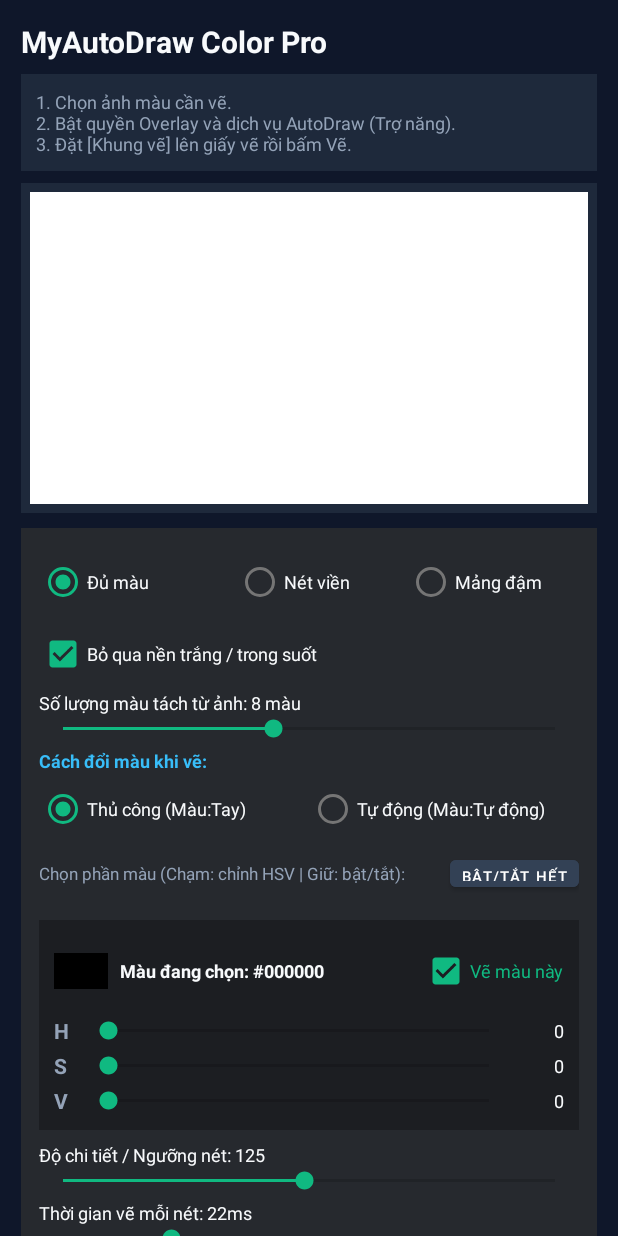
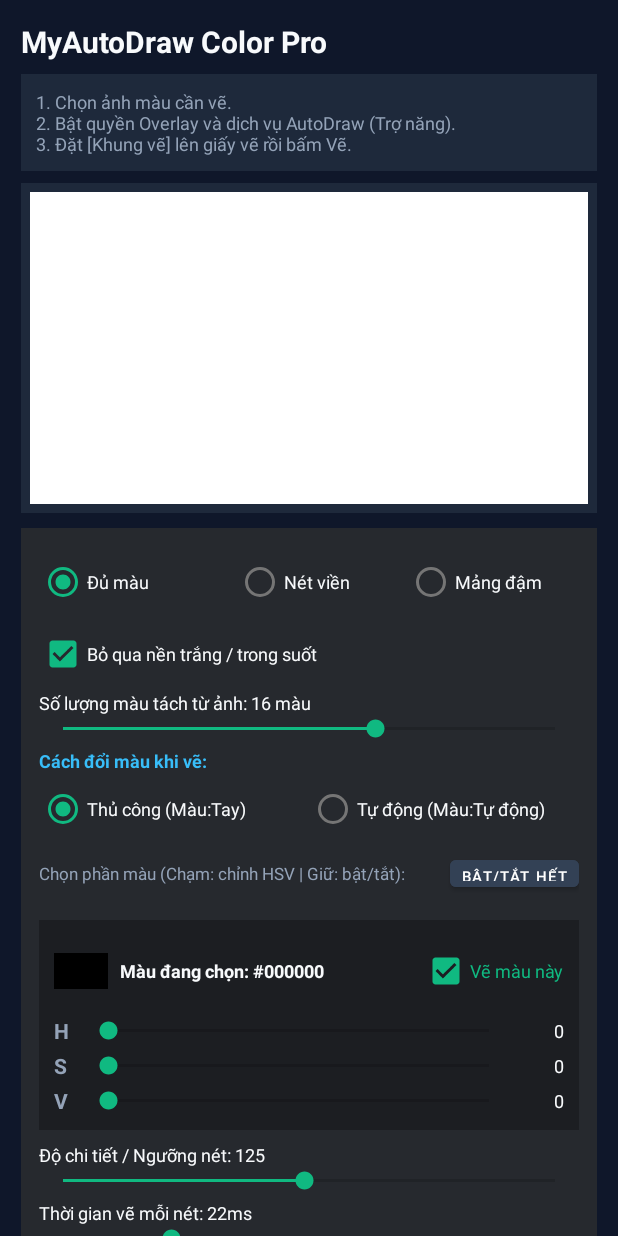
Before and after one commit to kaiMC098/AutoDraw-Pro-v15, an Android app: the screen it shows after launch (MainActivity), on a phone screen of 412 x 824 dp. Run offline under Robolectric (Android 15) with nearby library versions, the phone set to English and light mode, and no system bars.

Commit message:
Add files via upload

```diff
--- a/app/src/main/res/layout/activity_main.xml
+++ b/app/src/main/res/layout/activity_main.xml
@@ -95,15 +95,15 @@
                 android:id="@+id/txtColorCountLabel"
                 android:layout_width="wrap_content"
                 android:layout_height="wrap_content"
-                android:text="Số lượng màu tách từ ảnh: 8 màu"
+                android:text="Số lượng màu tách từ ảnh: 16 màu"
                 android:textColor="@color/textLight"
                 android:textSize="12sp" />
             <SeekBar
                 android:id="@+id/seekColorCount"
                 android:layout_width="match_parent"
                 android:layout_height="wrap_content"
-                android:max="14"
-                android:progress="6" />
+                android:max="22"
+                android:progress="14" />
             <TextView
                 android:layout_width="wrap_content"
                 android:layout_height="wrap_content"
```
